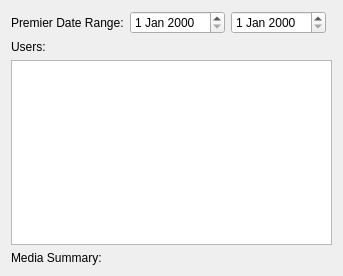
The window that UI/MissingEpisodes.ui (towel42-com/EmbySync) describes before a commit, drawn with Qt 5.
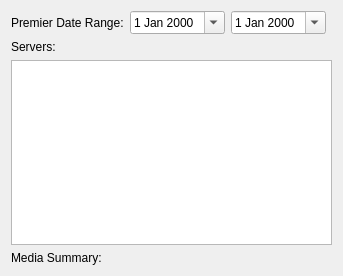
The same window after the commit.

Commit message: Working finding of missing episodes

Patch:
```diff
--- a/UI/MissingEpisodes.ui
+++ b/UI/MissingEpisodes.ui
@@ -21,6 +21,20 @@
      </property>
      <widget class="QWidget" name="layoutWidget">
       <layout class="QGridLayout" name="gridLayout">
+       <item row="0" column="1" colspan="2">
+        <widget class="QDateEdit" name="minPremiereDate">
+         <property name="calendarPopup">
+          <bool>true</bool>
+         </property>
+        </widget>
+       </item>
+       <item row="1" column="0" colspan="5">
+        <widget class="QLabel" name="serversLabel">
+         <property name="text">
+          <string>Servers:</string>
+         </property>
+        </widget>
+       </item>
        <item row="2" column="0" colspan="5">
         <widget class="QTreeView" name="users">
          <property name="alternatingRowColors">
@@ -64,18 +78,12 @@
          </property>
         </widget>
        </item>
-       <item row="1" column="0" colspan="5">
-        <widget class="QLabel" name="usersLabel">
-         <property name="text">
-          <string>Users:</string>
-         </property>
-        </widget>
-       </item>
-       <item row="0" column="1" colspan="2">
-        <widget class="QDateEdit" name="minPremiereDate"/>
-       </item>
        <item row="0" column="3">
-        <widget class="QDateEdit" name="maxPremiereDate"/>
+        <widget class="QDateEdit" name="maxPremiereDate">
+         <property name="calendarPopup">
+          <bool>true</bool>
+         </property>
+        </widget>
        </item>
       </layout>
      </widget>
```
Left out of the diff: 16 changed lines with no effect on the pictures. The commit also changes 44 other files.
